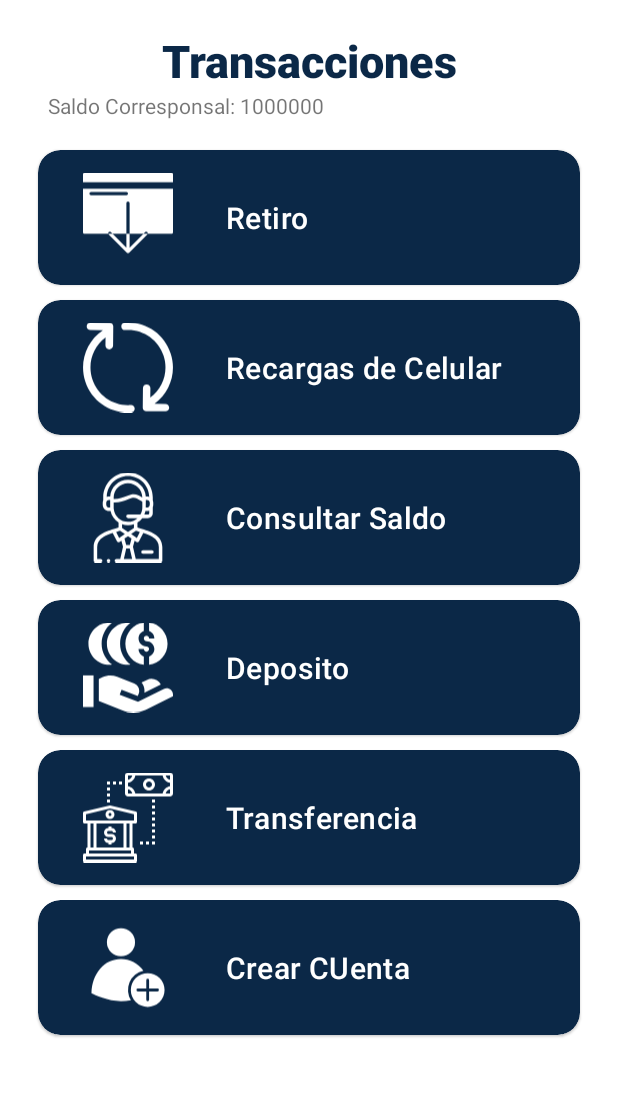
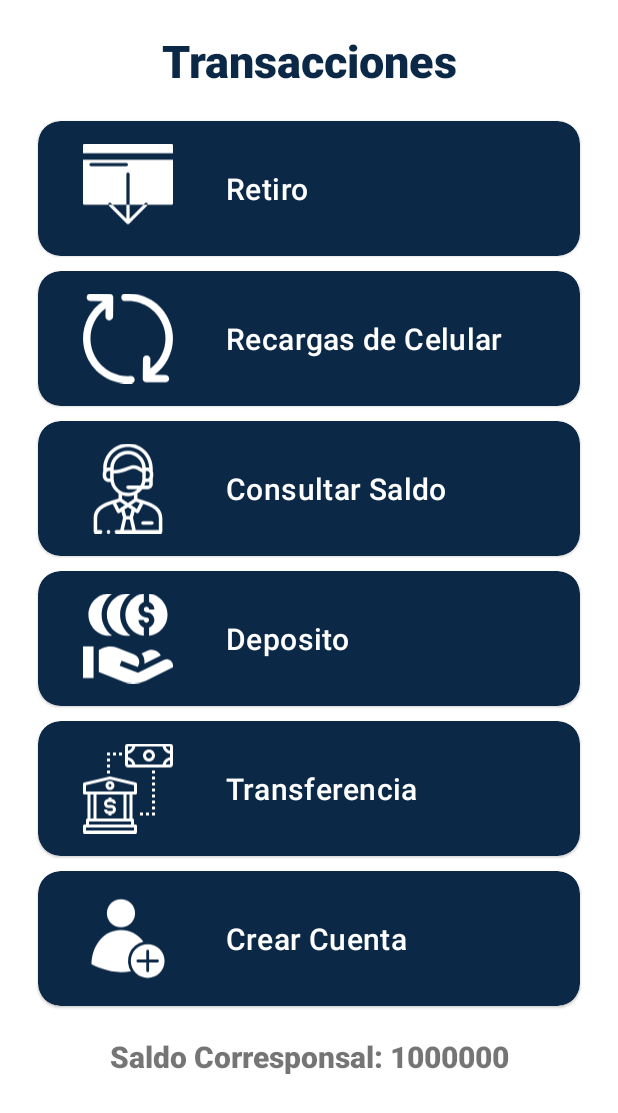
Before and after one commit to FelipeArdilaDev/walletApp, an Android app: the MenuActivity screen opened directly, with no data from a screen before it, on a phone screen of 412 x 824 dp. Shown: the top 1113 px of the screen. Run offline under Robolectric (Android 15) with nearby library versions, the phone set to English and light mode, and no system bars; 2 statements that could not run were skipped.

Commit message:
cambios
12/8/2021

```diff
--- a/app/src/main/java/com/example/Corresponsal/CorrespondentBankUser.java
+++ b/app/src/main/java/com/example/Corresponsal/CorrespondentBankUser.java
@@ -13,7 +13,7 @@ public class CorrespondentBankUser implements Serializable {
     private String email;
     private String password;
     private String phone;
-    private int saldo = 1000000;
+    private int saldo=1000000;
 
 
     public CorrespondentBankUser(String id, String name, String email, String password, String phone){
@@ -101,4 +101,5 @@ public class CorrespondentBankUser implements Serializable {
 
 
 
+
 }
--- a/app/src/main/java/com/example/SQLConstants.java
+++ b/app/src/main/java/com/example/SQLConstants.java
@@ -21,7 +21,7 @@ public class SQLConstants {
                     COLUMN_NAME + " TEXT, " +
                     COLUMN_PHONE + " TEXT, " +
                     COLUMN_EMAIL + " TEXT, " +
-                    COLUMN_SALDO + " TEXT, " +
+                    COLUMN_SALDO + " INTEGER DEFSULT 0, " +
                     COLUMN_PASSWORD + " TEXT " + ");";
 
     public static final String SQL_DELETE =
--- a/app/src/main/java/com/example/bancoprueba/DepositoActivity.java
+++ b/app/src/main/java/com/example/bancoprueba/DepositoActivity.java
@@ -33,6 +33,8 @@ public class DepositoActivity extends AppCompatActivity {
         tiDocument = findViewById(R.id.tiDocumentDeposito);
         tiDepotiso = findViewById(R.id.tiDocumentoPersona);
         tiMontoDeposito = findViewById(R.id.tiMontoDeposito);
+
+
 
         dbHelper = new DBHelper(this);
         datos  = new Datos(this);
--- a/app/src/main/java/com/example/bancoprueba/MenuActivity.java
+++ b/app/src/main/java/com/example/bancoprueba/MenuActivity.java
@@ -20,6 +20,7 @@ public class MenuActivity extends AppCompatActivity {
     protected void onCreate(Bundle savedInstanceState) {
         super.onCreate(savedInstanceState);
         setContentView(R.layout.activity_menu);
+        correspondentBankUser = new CorrespondentBankUser();
 
 
         String email;
@@ -38,7 +39,6 @@ public class MenuActivity extends AppCompatActivity {
 
         getSupportActionBar().hide();
         tvSaldo = findViewById(R.id.tvSaldo);
-
 
 
        Datos datos = new Datos(this);
--- a/app/src/main/java/com/example/bancoprueba/RegistroActivity.java
+++ b/app/src/main/java/com/example/bancoprueba/RegistroActivity.java
@@ -68,6 +68,8 @@ public class RegistroActivity extends AppCompatActivity {
                     data = new Datos(getApplicationContext());
                     data.open();
                     data.insertUsuario(usuario);
+
+
                     Intent intent = new Intent(RegistroActivity.this, LoginActivity.class);
                     startActivity(intent);
                     Toast.makeText(RegistroActivity.this, "Se agrego el usuario", Toast.LENGTH_SHORT).show();
--- a/app/src/main/res/layout/activity_consultar_saldo.xml
+++ b/app/src/main/res/layout/activity_consultar_saldo.xml
@@ -44,7 +44,7 @@
                 app:hintTextColor="#0B2847">
 
                 <com.google.android.material.textfield.TextInputEditText
-                    android:id="@+id/tiCOnsulta"
+                    android:id="@+id/tiConsulta"
                     android:layout_width="match_parent"
                     android:layout_height="wrap_content"
                     android:inputType="number" />
--- a/app/src/main/res/layout/activity_login.xml
+++ b/app/src/main/res/layout/activity_login.xml
@@ -46,7 +46,7 @@
                 android:layout_marginEnd="32dp"
                 android:layout_marginBottom="50dp"
                 android:gravity="center"
-                android:text="Bienvenido a tu correspnsal bancario inicia sesion para gestionar tu dinero" />
+                android:text="Bienvenido a tu corresponsal bancario inicia sesion para gestionar tu dinero" />
 
             <com.google.android.material.textfield.TextInputLayout
                 android:id="@+id/tiConfirmarPassword"
--- a/app/src/main/res/layout/activity_menu.xml
+++ b/app/src/main/res/layout/activity_menu.xml
@@ -28,14 +28,6 @@
                 android:text="Transacciones"
                 android:textColor="#0B2847"
                 android:textSize="30sp" />
-
-            <TextView
-                android:id="@+id/tvSaldo"
-                android:layout_width="match_parent"
-                android:layout_height="wrap_content"
-                android:layout_marginStart="32dp"
-                android:layout_marginEnd="32dp"
-                android:text="TextView" />
 
             <com.google.android.material.card.MaterialCardView
                 android:id="@+id/retirarMonto"
@@ -283,7 +275,7 @@
                 android:layout_marginStart="25dp"
                 android:layout_marginTop="10dp"
                 android:layout_marginEnd="25dp"
-                android:layout_marginBottom="45dp"
+                android:layout_marginBottom="20dp"
                 android:checkable="true"
                 android:clickable="true"
                 android:focusable="true"
@@ -316,7 +308,7 @@
                         android:foregroundGravity="center"
                         android:gravity="center_vertical"
                         android:padding="25dp"
-                        android:text="Crear CUenta"
+                        android:text="Crear Cuenta"
                         android:textAppearance="?attr/textAppearanceHeadline6"
                         android:textColor="@android:color/white" />
 
@@ -325,6 +317,18 @@
 
             </com.google.android.material.card.MaterialCardView>
 
+            <TextView
+                android:id="@+id/tvSaldo"
+                android:layout_width="match_parent"
+                android:layout_height="wrap_content"
+                android:layout_marginStart="32dp"
+                android:layout_marginEnd="32dp"
+                android:layout_marginBottom="20dp"
+                android:fontFamily="sans-serif-black"
+                android:gravity="center"
+                android:text="TextView"
+                android:textSize="20sp" />
+
 
         </LinearLayout>
     </ScrollView>
```
Also changed, not shown: app/src/main/java/com/example/Corresponsal/UserBankClient.java (+9 -1 lines), app/src/main/java/com/example/Datos.java (+30 -1 lines), app/src/main/java/com/example/bancoprueba/ConsultarSaldoActivity.java (+29 -5 lines), app/src/main/res/layout/activity_deposito.xml (+0 -11 lines).
